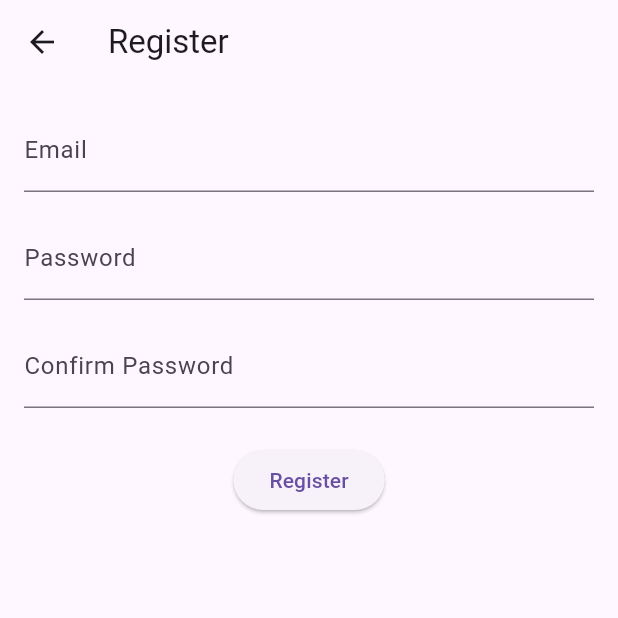
After one commit to WUSLA-TEAM/farm_app, a Flutter app: the screen it shows after launch, after a tap on an icon or button, on a phone screen of 412 x 824 dp, the top half of it. The commit adds this screen. Run offline on Flutter 3.47's test engine with Material 3 defaults, Android fonts, the phone set to English and light mode, and no system bars; our stand-ins replace cloud_firestore, firebase_auth, firebase_core, firebase_storage, image_picker; missing offline and left inert: upi_india; accounts and stored records are empty; network calls fail.

Commit message:
partial complete

```diff
--- a/lib/LoginScreen.dart
+++ b/lib/LoginScreen.dart
@@ -1,3 +1,4 @@
+import 'package:farm_app/RegisterScreen.dart';
 import 'package:farm_app/UploadScreen.dart';
 import 'package:flutter/material.dart';
 import 'package:firebase_auth/firebase_auth.dart';
@@ -27,6 +28,13 @@ class LoginScreen extends StatelessWidget {
             password: password,
           );
           print('Registered and signed in: ${userCredential.user!.uid}');
+        } else if (signInError.code == 'wrong-password') {
+          // Handle wrong password error
+          print('Wrong password provided.');
+          ScaffoldMessenger.of(context).showSnackBar(
+            SnackBar(content: Text('Wrong password provided.')),
+          );
+          return; // Exit the function to prevent navigation
         } else {
           throw signInError; // Re-throw the error to handle it outside the nested try-catch
         }
@@ -94,6 +102,21 @@ class LoginScreen extends StatelessWidget {
               onPressed: () => _authenticate(context),
               child: Text('Sign In / Register'),
             ),
+            SizedBox(height: 16.0),
+            GestureDetector(
+              onTap: () {
+                Navigator.of(context).push(
+                  MaterialPageRoute(builder: (context) => RegisterScreen()),
+                );
+              },
+              child: Text(
+                'Don\'t have an account? Register here',
+                style: TextStyle(
+                  color: Colors.blue,
+                  decoration: TextDecoration.underline,
+                ),
+              ),
+            ),
           ],
         ),
       ),
--- /dev/null
+++ b/lib/RegisterScreen.dart
@@ -0,0 +1,107 @@
+import 'package:flutter/material.dart';
+import 'package:firebase_auth/firebase_auth.dart';
+
+class RegisterScreen extends StatefulWidget {
+  @override
+  _RegisterScreenState createState() => _RegisterScreenState();
+}
+
+class _RegisterScreenState extends State<RegisterScreen> {
+  final TextEditingController _emailController = TextEditingController();
+  final TextEditingController _passwordController = TextEditingController();
+  final TextEditingController _confirmPasswordController = TextEditingController();
+
+  Future<void> _register(BuildContext context) async {
+    String email = _emailController.text.trim();
+    String password = _passwordController.text.trim();
+    String confirmPassword = _confirmPasswordController.text.trim();
+
+    if (password != confirmPassword) {
+      ScaffoldMessenger.of(context).showSnackBar(
+        SnackBar(content: Text('Passwords do not match.')),
+      );
+      return;
+    }
+
+    try {
+      final List<String> signInMethods = await FirebaseAuth.instance.fetchSignInMethodsForEmail(email);
+
+      if (signInMethods.isNotEmpty) {
+        // If the email already exists
+        ScaffoldMessenger.of(context).showSnackBar(
+          SnackBar(content: Text('Email is already in use.')),
+        );
+      } else {
+        // If the email does not exist, create a new user
+        UserCredential userCredential = await FirebaseAuth.instance.createUserWithEmailAndPassword(
+          email: email,
+          password: password,
+        );
+        print('Registered: ${userCredential.user!.uid}');
+
+        // Navigate to another screen or show success message
+        ScaffoldMessenger.of(context).showSnackBar(
+          SnackBar(content: Text('Registration successful!')),
+        );
+
+        // Clear the text fields after successful registration
+        _emailController.clear();
+        _passwordController.clear();
+        _confirmPasswordController.clear();
+
+        // Optionally navigate to the login screen or main app screen
+        // Navigator.of(context).pushReplacement(MaterialPageRoute(builder: (context) => LoginScreen()));
+      }
+    } on FirebaseAuthException catch (error) {
+      print('Failed to register: $error');
+      ScaffoldMessenger.of(context).showSnackBar(
+        SnackBar(content: Text('Failed to register. Please try again.')),
+      );
+    } catch (error) {
+      print('Error: $error');
+      ScaffoldMessenger.of(context).showSnackBar(
+        SnackBar(content: Text('An error occurred. Please try again.')),
+      );
+    }
+  }
+
+  @override
+  Widget build(BuildContext context) {
+    return Scaffold(
+      appBar: AppBar(
+        title: Text('Register'),
+      ),
+      body: Padding(
+        padding: const EdgeInsets.all(16.0),
+        child: SingleChildScrollView(
+          child: Column(
+            mainAxisAlignment: MainAxisAlignment.center,
+            children: [
+              TextField(
+                controller: _emailController,
+                decoration: InputDecoration(labelText: 'Email'),
+              ),
+              SizedBox(height: 16.0),
+              TextField(
+                controller: _passwordController,
+                decoration: InputDecoration(labelText: 'Password'),
+                obscureText: true,
+              ),
+              SizedBox(height: 16.0),
+              TextField(
+                controller: _confirmPasswordController,
+                decoration: InputDecoration(labelText: 'Confirm Password'),
+                obscureText: true,
+              ),
+              SizedBox(height: 24.0),
+              ElevatedButton(
+                onPressed: () => _register(context),
+                child: Text('Register'),
+              ),
+            ],
+          ),
+        ),
+      ),
+    );
+  }
+}
--- a/pubspec.yaml
+++ b/pubspec.yaml
@@ -35,7 +35,9 @@ dependencies:
   flutter_native_splash: ^2.4.0
   cloud_firestore: ^4.17.5
   intl: ^0.19.0
-  flutter_pay_upi: ^0.2.1
+  upi_india: ^3.0.1
+  image_picker: ^1.1.1
+  firebase_storage: ^11.7.7
 
 
 
```
Also changed, not shown: lib/UploadScreen.dart (+126 -27 lines), pubspec.lock, 5 other files.
